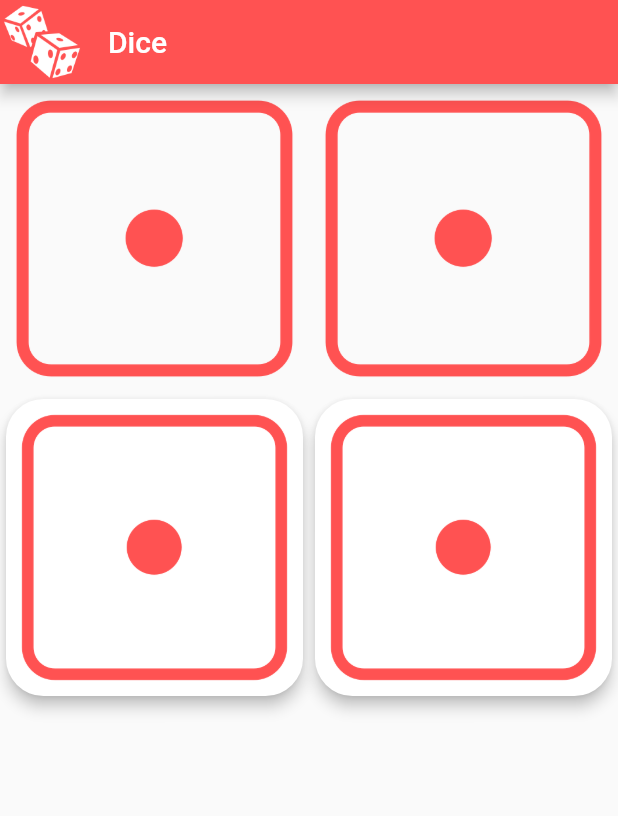
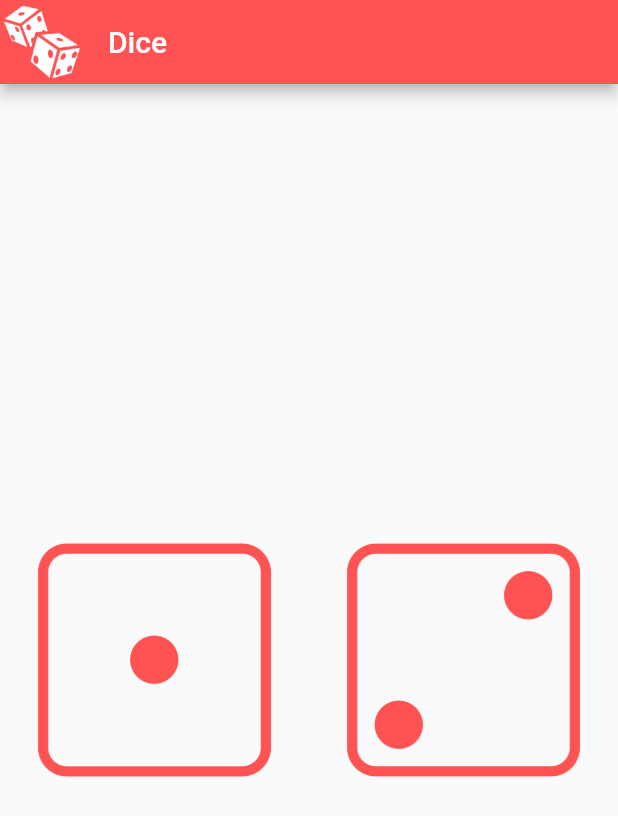
Before and after one commit to im-adarsh/flutter_iam_rich, a Flutter app: the screen it shows after launch, on a phone screen of 412 x 824 dp. Shown: the top 816 px of the screen. Run offline on Flutter 3.47's test engine with Material 2 defaults, Android fonts, the phone set to English and light mode, and no system bars.

Commit message:
on press print

```diff
--- a/lib/widgets/dice_widget.dart
+++ b/lib/widgets/dice_widget.dart
@@ -8,30 +8,19 @@ class DiceWidget extends StatelessWidget {
   @override
   Widget build(BuildContext context) {
     return Column(
+      mainAxisAlignment: MainAxisAlignment.center,
       children: <Widget>[
         Center(
           child: Row(
             children: <Widget>[
-              Expanded(
-                child: Image(
-                  image: AssetImage("assets/icons/dice-1.png"),
-                  color: Colors.redAccent,
-                ),
-              ),
-              Expanded(
-                child: Image(
-                  image: AssetImage("assets/icons/dice-1.png"),
-                  color: Colors.redAccent,
-                ),
-              ),
             ],
           ),
         ),
         Center(
           child: Row(
             children: <Widget>[
-              buildDiceCard("assets/icons/dice-1.png"),
-              buildDiceCard("assets/icons/dice-1.png"),
+              buildDiceCard("assets/icons/dice-1.png", "left"),
+              buildDiceCard("assets/icons/dice-2.png", "right"),
             ],
           ),
         ),
@@ -39,13 +28,12 @@ class DiceWidget extends StatelessWidget {
     );
   }
 
-  Expanded buildDiceCard(String assetImagePath) {
+  Expanded buildDiceCard(String assetImagePath, String player) {
     return Expanded(
-      child: Card(
-        elevation: 4,
-        shape: RoundedRectangleBorder(
-          borderRadius: BorderRadius.circular(25.0),
-        ),
+      child: FlatButton(
+        onPressed: () {
+          print(player + " clicked the dice");
+        },
         child: Image(
           image: AssetImage(assetImagePath),
           color: Colors.redAccent,
```
